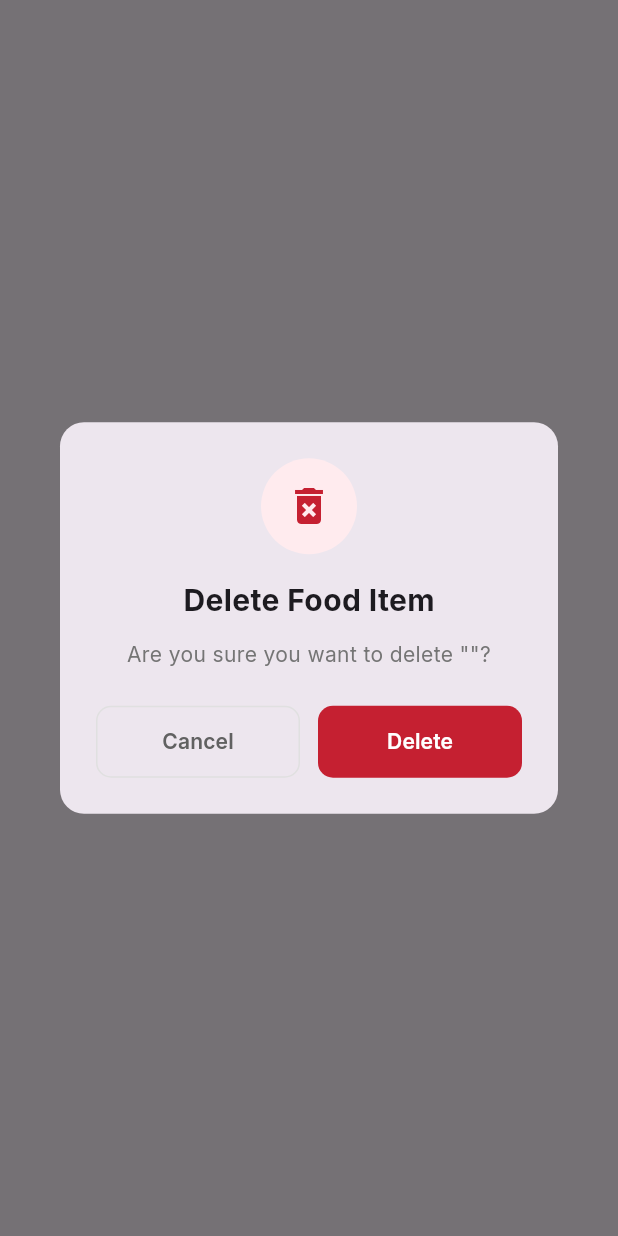
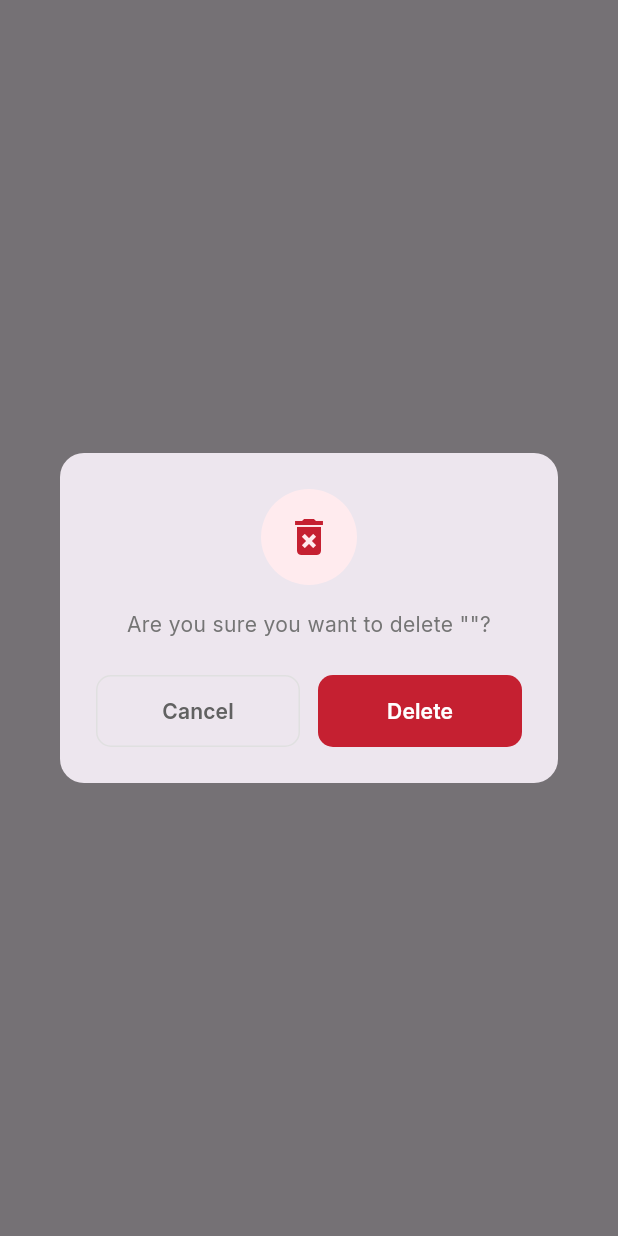
Before and after one commit to Nesat-Nayem/airmenu-parther-app, a Flutter app: what showDeleteItemDialog() shows on an empty page, opened directly with empty values, on a phone screen of 412 x 824 dp. Run offline on Flutter 3.47's test engine with Material 3 defaults, Android fonts, the phone set to English and light mode, and no system bars; our stand-ins replace bloc, cached_network_image, dartz, either_dart, equatable, file_picker and 18 more; missing offline and left inert: dart:html, dart:js_interop, dart:ui_web; accounts and stored records are empty; network calls fail; statements that could not run were skipped.

Commit message:
delete text remove

```diff
--- a/lib/features/restaurants/presentation/widgets/details/tabs/menu_tab_modals.dart
+++ b/lib/features/restaurants/presentation/widgets/details/tabs/menu_tab_modals.dart
@@ -432,8 +432,7 @@ class MenuTabModals {
                 child: Icon(Icons.delete_forever, color: _primaryColor, size: 32),
               ),
               const SizedBox(height: 16),
-              const Text('Delete Food Item', style: TextStyle(fontSize: 20, fontWeight: FontWeight.bold)),
-              const SizedBox(height: 12),
+
               Text('Are you sure you want to delete "${item.title}"?', textAlign: TextAlign.center, style: TextStyle(color: Colors.grey[600])),
               const SizedBox(height: 24),
               Row(
```
